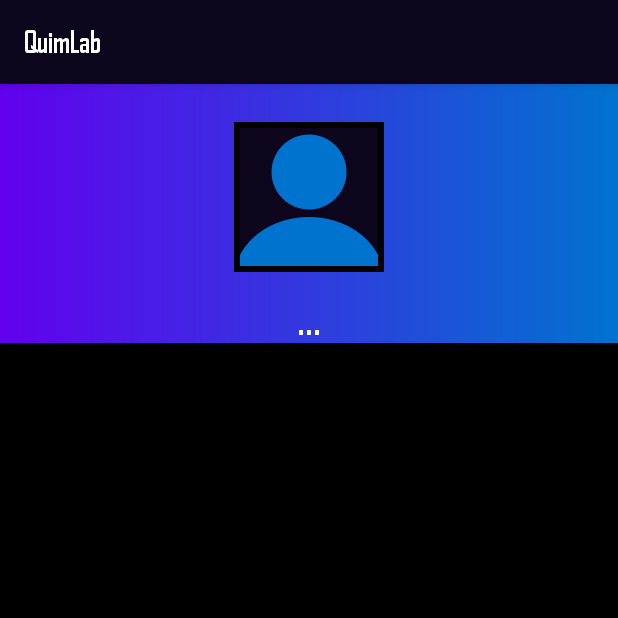
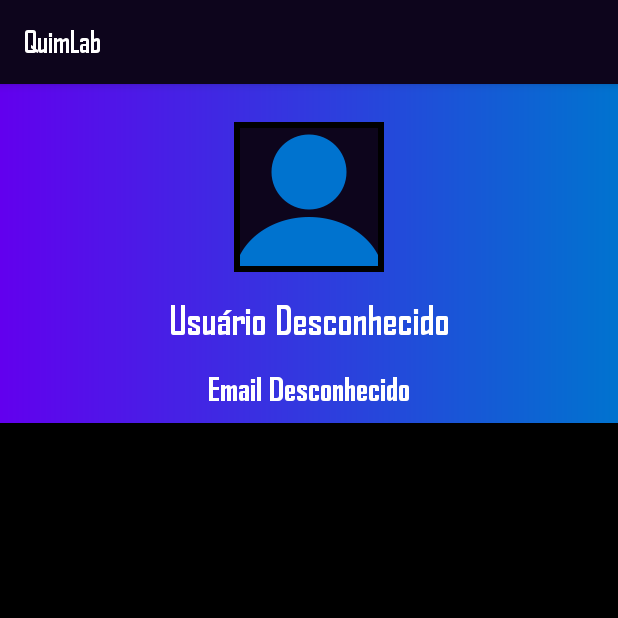
Before and after one commit to JairRodrigue/QuimLab-App, an Android app: the PerfilPublicoActivity screen opened directly, with no data from a screen before it, on a phone screen of 412 x 824 dp, the top half of it. Run offline under Robolectric (Android 15) with nearby library versions, the phone set to English and light mode, and no system bars.

Commit message:
ajustando perfil público

```diff
--- a/app/src/main/java/com/teta/quimlab/PerfilPublicoActivity.kt
+++ b/app/src/main/java/com/teta/quimlab/PerfilPublicoActivity.kt
@@ -7,11 +7,29 @@ import com.teta.quimlab.databinding.ActivityPerfilPublicoBinding
 class PerfilPublicoActivity : AppCompatActivity() {
 
     private lateinit var binding: ActivityPerfilPublicoBinding
+    private lateinit var usuarioId: String
+    private lateinit var nomeUsuario: String
+    private lateinit var emailUsuario: String
 
     override fun onCreate(savedInstanceState: Bundle?) {
         super.onCreate(savedInstanceState)
         binding = ActivityPerfilPublicoBinding.inflate(layoutInflater)
         setContentView(binding.root)
 
+        // Captura os dados da Intent
+        usuarioId = intent.getStringExtra("usuarioId") ?: ""
+        nomeUsuario = intent.getStringExtra("nomeUsuario") ?: "Usuário Desconhecido"
+        emailUsuario = intent.getStringExtra("emailUsuario") ?: "Email Desconhecido"
+
+        // Atualiza a UI com os dados do usuário
+        binding.nomeUser.text = nomeUsuario
+        binding.emailUser.text = emailUsuario
+
+        // Carregar outros posts do usuário usando o usuarioId
+        carregarPostsDoUsuario(usuarioId)
+    }
+
+    private fun carregarPostsDoUsuario(usuarioId: String) {
+        // Implementar a lógica para carregar os posts do usuário do Firestore e exibi-los na UI
     }
 }
--- a/app/src/main/java/com/teta/quimlab/PostAdapter.kt
+++ b/app/src/main/java/com/teta/quimlab/PostAdapter.kt
@@ -1,6 +1,7 @@
 package com.teta.quimlab
 
 import android.content.Context
+import android.content.Intent // Importação necessária
 import android.util.Log
 import android.view.LayoutInflater
 import android.view.View
@@ -41,11 +42,13 @@ class PostAdapter(private val context: Context, private var postagens: List<Map<
         private val fotoPerfilImageView: ImageView = itemView.findViewById(R.id.foto_perfil)
         private val tituloTextView: TextView = itemView.findViewById(R.id.tituloTextView)
         private val mensagemTextView: TextView = itemView.findViewById(R.id.mensagemTextView)
+        private val entrarPerfilLayout: View = itemView.findViewById(R.id.entrar_perfil)
 
         fun bind(postagem: Map<String, Any>) {
             val titulo = postagem["titulo"] as? String ?: "Sem título"
             val mensagem = postagem["mensagem"] as? String ?: "Sem mensagem"
             val usuarioId = postagem["usuarioId"] as? String
+            val emailUsuario = postagem["email"] as? String ?: "Email desconhecido"
 
             tituloTextView.text = titulo
             mensagemTextView.text = mensagem
@@ -56,6 +59,16 @@ class PostAdapter(private val context: Context, private var postagens: List<Map<
             } else {
                 nomeUsuarioTextView.text = "Usuário desconhecido"
                 fotoPerfilImageView.setImageResource(R.drawable.user_icon)
+            }
+
+            // Adiciona o click listener
+            entrarPerfilLayout.setOnClickListener {
+                val intent = Intent(context, PerfilPublicoActivity::class.java).apply {
+                    putExtra("usuarioId", usuarioId)
+                    putExtra("nomeUsuario", nomeUsuarioTextView.text.toString())
+                    putExtra("emailUsuario", emailUsuario)
+                }
+                context.startActivity(intent)
             }
         }
 
--- a/app/src/main/res/layout/activity_perfil_publico.xml
+++ b/app/src/main/res/layout/activity_perfil_publico.xml
@@ -5,14 +5,26 @@
     xmlns:tools="http://schemas.android.com/tools"
     android:layout_width="match_parent"
     android:layout_height="match_parent"
-    app:layout_behavior="@string/appbar_scrolling_view_behavior">
+    tools:context=".PerfilPublicoActivity">
+
+    <androidx.appcompat.widget.Toolbar
+        android:id="@+id/toolbar"
+        android:layout_width="match_parent"
+        android:layout_height="?attr/actionBarSize"
+        android:background="?attr/colorPrimary"
+        app:title="Perfil Público"
+        app:popupTheme="@style/AppTheme.PopupOverlay"
+        app:layout_constraintTop_toTopOf="parent"
+        app:layout_constraintStart_toStartOf="parent"
+        app:layout_constraintEnd_toEndOf="parent"/>
 
     <ScrollView
         android:layout_width="match_parent"
         android:layout_height="match_parent"
         android:layout_marginTop="0dp"
         app:layout_constraintBottom_toBottomOf="parent"
-        app:layout_constraintTop_toTopOf="parent"
+        app:layout_constraintTop_toBottomOf="@id/toolbar"
+        app:layout_constraintVertical_bias="1.0"
         tools:layout_editor_absoluteX="0dp">
 
         <LinearLayout
@@ -39,6 +51,7 @@
                     android:layout_width="100dp"
                     android:layout_height="100dp"
                     android:background="@drawable/border_background" />
+
             </FrameLayout>
 
             <TextView
@@ -46,12 +59,22 @@
                 android:layout_width="match_parent"
                 android:layout_height="wrap_content"
                 android:gravity="center"
-                android:paddingTop="@dimen/nav_header_vertical_spacing"
                 android:text="..."
                 android:textColor="@color/branco"
+                android:paddingTop="@dimen/nav_header_vertical_spacing"
                 android:textSize="26sp" />
 
+            <TextView
+                android:id="@+id/email_user"
+                android:layout_width="match_parent"
+                android:layout_height="53dp"
+                android:gravity="center"
+                android:paddingTop="@dimen/nav_header_vertical_spacing"
+                android:text="...\n"
+                android:textColor="@color/branco"
+                android:textSize="21sp" />
         </LinearLayout>
 
     </ScrollView>
+
 </androidx.constraintlayout.widget.ConstraintLayout>
```
